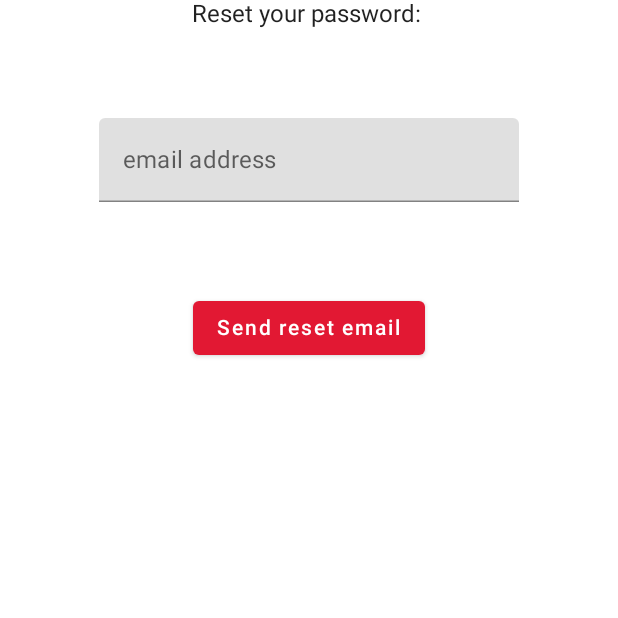
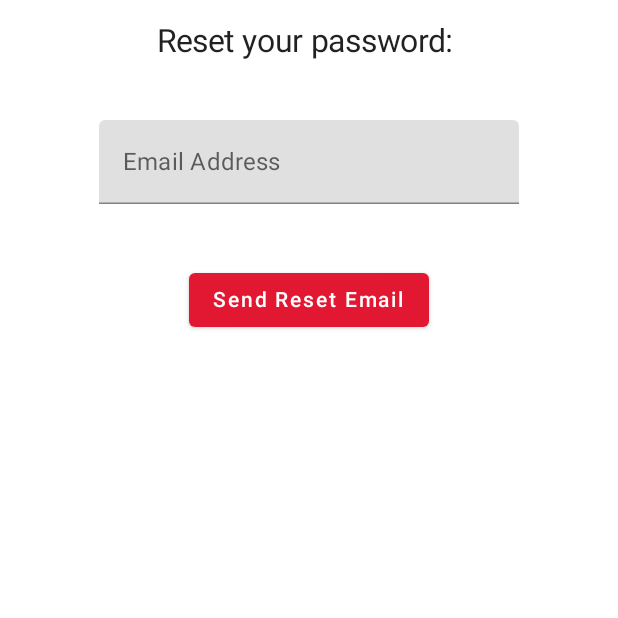
Before and after one commit to HansTheIV/Gluten-Free-UMD, an Android app built with Jetpack Compose: the ForgotPasswordScreen screen opened through its navigation route, on a phone screen of 412 x 824 dp, the top half of it. Run offline under Robolectric (Android 15) with nearby library versions, the phone set to English and light mode, and no system bars; our stand-ins replace Firebase (no records; nobody signed in at launch, a user with empty details on screens opened directly).

Commit message:
Aesthetic edits

```diff
--- a/app/src/main/java/com/example/umd_gluten_free/MainActivity.kt
+++ b/app/src/main/java/com/example/umd_gluten_free/MainActivity.kt
@@ -110,12 +110,11 @@ fun AppNavHost(
             if(auth.currentUser != null) {
                 SubmitScreen(
                     context = context,
-                    //onNavigateToLogin = { navController.navigate("loginScreen") },
                     db = db,
                     onNavigateHome = { navController.navigate("homeScreen") }
                 )
             } else {
-                Toast.makeText(context, "You cannot submit unless you are logged in.", Toast.LENGTH_LONG).show()
+                Toast.makeText(context, "You cannot submit unless you are logged in.", Toast.LENGTH_SHORT).show()
                 LoginScreen(
                     onNavigateToForgotPass = {navController.navigate("forgotPassword")},
                     onNavigateToSignup = {navController.navigate("signupScreen")},
@@ -375,14 +374,15 @@ fun SignupScreen(auth: FirebaseAuth,
 fun ForgotPasswordScreen(auth: FirebaseAuth, context: Context) {
     val email = remember { mutableStateOf(TextFieldValue()) }
     Column(modifier = Modifier.fillMaxSize()) {
-        Text(text = "Reset your password: ", modifier = Modifier.align(Alignment.CenterHorizontally))
-        Spacer(modifier = Modifier.height(60.dp))
+        Spacer(modifier = Modifier.height(15.dp))
+        Text(text = "Reset your password: ", modifier = Modifier.align(Alignment.CenterHorizontally), fontSize = 21.sp)
+        Spacer(modifier = Modifier.height(40.dp))
         TextField(
             modifier = Modifier.align(Alignment.CenterHorizontally),
             value = email.value,
             onValueChange = {email.value = it},
-            label = {Text("email address")})
-        Spacer(modifier = Modifier.height(60.dp))
+            label = {Text("Email Address")})
+        Spacer(modifier = Modifier.height(40.dp))
         Button(
             modifier = Modifier.align(Alignment.CenterHorizontally),
             onClick = {
@@ -391,7 +391,7 @@ fun ForgotPasswordScreen(auth: FirebaseAuth, context: Context) {
                       },
             colors = ButtonDefaults.buttonColors(backgroundColor = Color(0xFFe21833))
         ) {
-            Text(text = "Send reset email", color = Color.White)
+            Text(text = "Send Reset Email", color = Color.White)
         }
     }
 }
```
